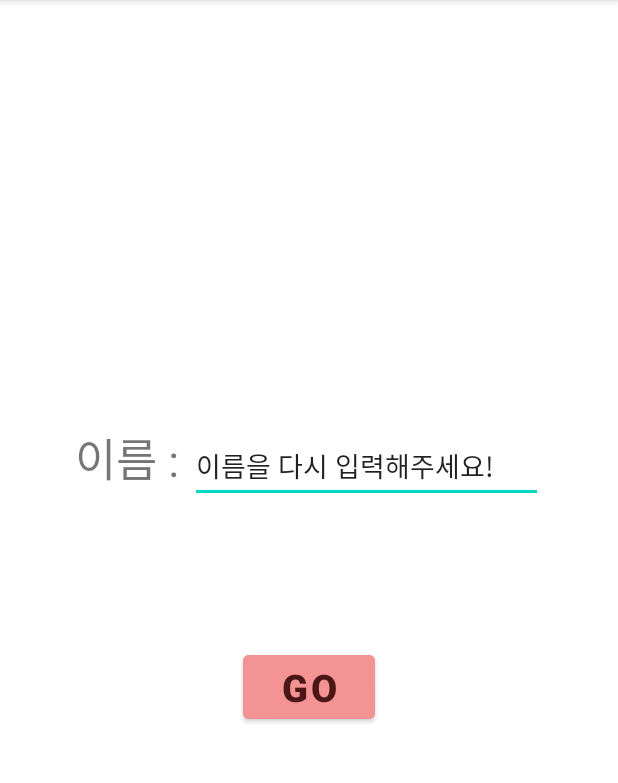
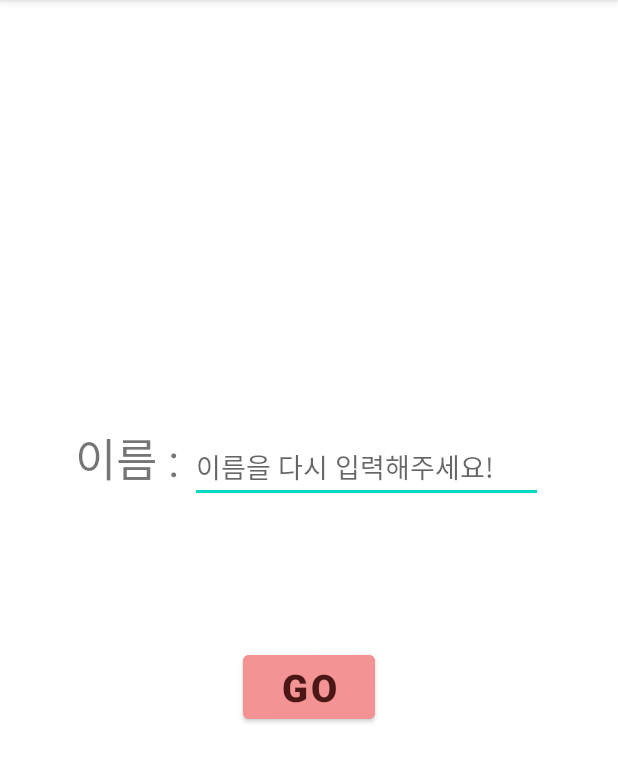
Before and after one commit to boram611/Android_Team4_BMI, an Android app: the LoginActivity screen opened directly, with no data from a screen before it, after a tap on "아니오", on a phone screen of 412 x 824 dp, the part 84-867 px from its top. Run offline under Robolectric (Android 15) with nearby library versions, the light colour scheme and no system bars; 1 other tap on this screen came first.

Commit message:
이름 힌트 수정

```diff
--- a/app/src/main/java/com/example/andorid_team4_bmi/LoginActivity.java
+++ b/app/src/main/java/com/example/andorid_team4_bmi/LoginActivity.java
@@ -49,7 +49,8 @@ public class LoginActivity extends AppCompatActivity{
                             public void onClick(DialogInterface dialog, int which) {
                                 TextView text = findViewById(R.id.userName_login);
                                 text.setSelectAllOnFocus(true);
-                                text.setText("이름을 다시 입력해주세요!");
+                                text.setText("");
+                                text.setHint("이름을 다시 입력해주세요!");
 
 
                             }
--- a/app/src/main/res/layout/activity_insert.xml
+++ b/app/src/main/res/layout/activity_insert.xml
@@ -80,7 +80,7 @@
             android:layout_width="wrap_content"
             android:layout_height="wrap_content"
             android:text="성별 " />
-    </LinearLayout>
+
         <RadioGroup
             android:gravity="center"
             android:id="@+id/gender"
@@ -112,5 +112,5 @@
         android:backgroundTint="#F49393"
         android:text="결과보기" />
 
-
+    </LinearLayout>
 </LinearLayout>
```
